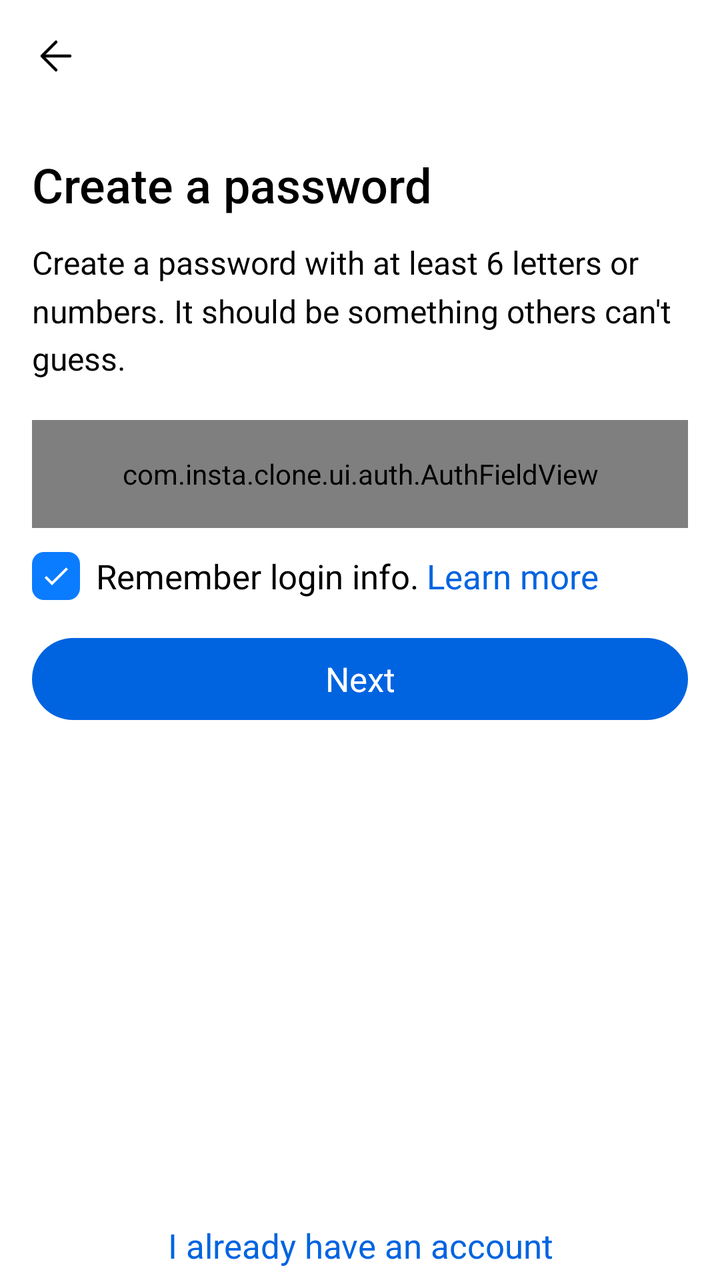
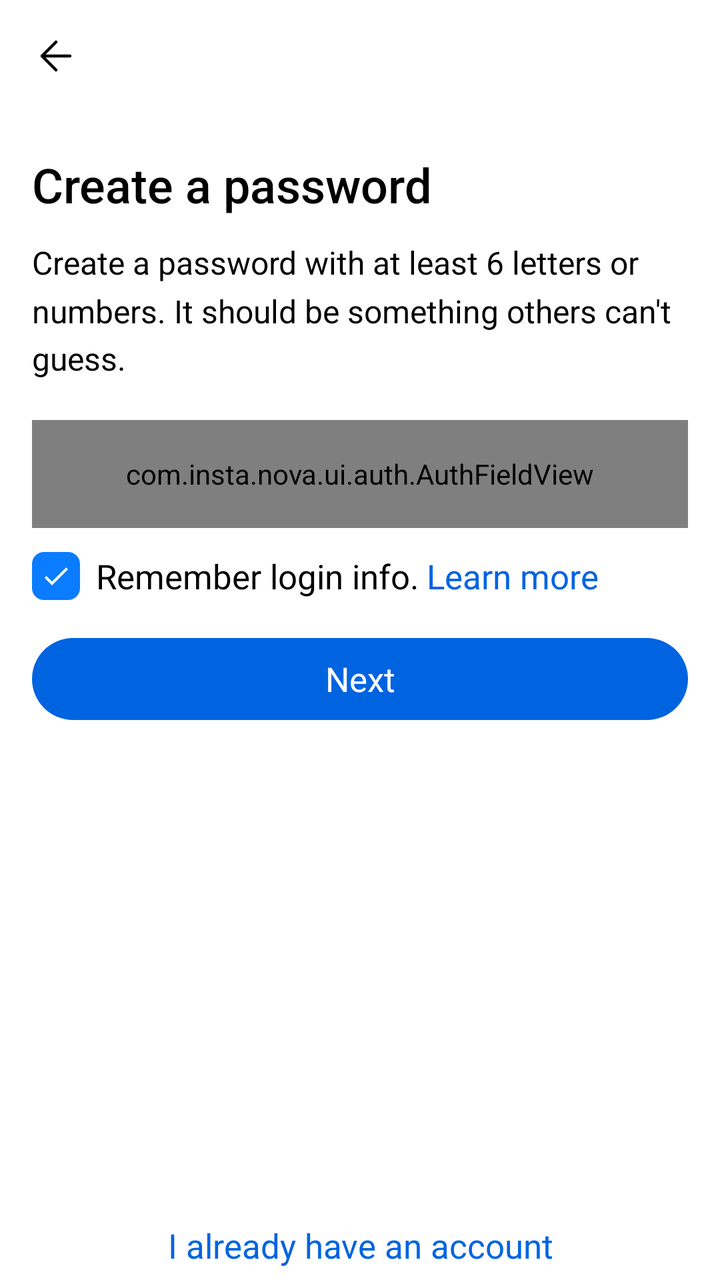

The first picture is an Android layout as it rendered before a commit; the second is the same layout after the commit. The layout source and the unified diff follow.
<!-- AndroidManifest.xml: application theme Theme.InstaClone -->
<!-- res/layout/fragment_wizard_password.xml -->
<?xml version="1.0" encoding="utf-8"?>
<LinearLayout xmlns:android="http://schemas.android.com/apk/res/android"
    android:layout_width="match_parent"
    android:layout_height="match_parent"
    android:background="@color/auth_bg"
    android:orientation="vertical">

    <include
        android:id="@+id/topbar"
        layout="@layout/view_wizard_topbar" />

    <ScrollView
        android:layout_width="match_parent"
        android:layout_height="0dp"
        android:layout_weight="1"
        android:fillViewport="true"
        android:overScrollMode="never">

        <LinearLayout
            android:layout_width="match_parent"
            android:layout_height="wrap_content"
            android:orientation="vertical"
            android:paddingStart="@dimen/auth_side_padding"
            android:paddingEnd="@dimen/auth_side_padding">

            <TextView
                android:id="@+id/tv_title"
                style="@style/TextAppearance.Insta.AuthTitle"
                android:layout_width="match_parent"
                android:layout_height="wrap_content"
                android:layout_marginTop="@dimen/auth_title_gap"
                android:text="@string/auth_password_title" />

            <TextView
                android:id="@+id/tv_subtitle"
                style="@style/TextAppearance.Insta.AuthSubtitle"
                android:layout_width="match_parent"
                android:layout_height="wrap_content"
                android:layout_marginTop="@dimen/auth_subtitle_gap"
                android:text="@string/auth_password_subtitle" />

            <com.insta.clone.ui.auth.AuthFieldView
                android:id="@+id/field_password"
                style="@style/Widget.Insta.AuthField"
                android:layout_marginTop="@dimen/auth_title_gap" />

            <TextView
                android:id="@+id/tv_error"
                style="@style/TextAppearance.Insta.AuthInlineError"
                android:layout_width="match_parent"
                android:layout_height="wrap_content"
                android:layout_marginTop="12dp"
                android:visibility="gone" />

            
            <LinearLayout
                android:layout_width="match_parent"
                android:layout_height="wrap_content"
                android:layout_marginTop="12dp"
                android:gravity="center_vertical"
                android:orientation="horizontal">

                <androidx.appcompat.widget.AppCompatCheckBox
                    android:id="@+id/cb_remember"
                    android:layout_width="@dimen/auth_checkbox_size"
                    android:layout_height="@dimen/auth_checkbox_size"
                    android:background="@drawable/bg_auth_checkbox"
                    android:button="@null"
                    android:checked="true"
                    android:contentDescription="@string/auth_remember_login" />

                <TextView
                    android:id="@+id/tv_remember_label"
                    style="@style/TextAppearance.Insta.AuthCheckbox"
                    android:layout_width="wrap_content"
                    android:layout_height="wrap_content"
                    android:layout_marginStart="@dimen/auth_checkbox_gap"
                    android:text="@string/auth_remember_login" />

                <TextView
                    android:id="@+id/tv_remember_learn_more"
                    style="@style/TextAppearance.Insta.AuthCheckbox"
                    android:layout_width="wrap_content"
                    android:layout_height="wrap_content"
                    android:layout_marginStart="4dp"
                    android:background="?attr/selectableItemBackground"
                    android:text="@string/auth_learn_more"
                    android:textColor="@color/auth_link" />
            </LinearLayout>

            <FrameLayout
                android:layout_width="match_parent"
                android:layout_height="@dimen/auth_button_height"
                android:layout_marginTop="@dimen/auth_button_gap">

                <androidx.appcompat.widget.AppCompatButton
                    android:id="@+id/btn_primary"
                    style="@style/Widget.Insta.AuthButton.Primary"
                    android:layout_width="match_parent"
                    android:layout_height="match_parent"
                    android:text="@string/auth_next" />

                <ProgressBar
                    android:id="@+id/progress_primary"
                    android:layout_width="@dimen/auth_button_spinner"
                    android:layout_height="@dimen/auth_button_spinner"
                    android:layout_gravity="center"
                    android:indeterminateTint="@color/auth_on_primary"
                    android:visibility="gone" />
            </FrameLayout>
        </LinearLayout>
    </ScrollView>

    <androidx.appcompat.widget.AppCompatButton
        android:id="@+id/btn_bottom_link"
        style="@style/Widget.Insta.AuthBottomLink"
        android:layout_gravity="center_horizontal"
        android:text="@string/auth_already_have_account" />
</LinearLayout>
<!-- res/layout/view_wizard_topbar.xml (included above) -->
<?xml version="1.0" encoding="utf-8"?>
<FrameLayout xmlns:android="http://schemas.android.com/apk/res/android"
    xmlns:app="http://schemas.android.com/apk/res-auto"
    android:layout_width="match_parent"
    android:layout_height="@dimen/auth_top_bar_height"
    android:paddingStart="@dimen/auth_side_padding"
    android:paddingEnd="@dimen/auth_side_padding">

    <ImageView
        android:id="@+id/btn_wizard_back"
        android:layout_width="@dimen/auth_back_icon"
        android:layout_height="@dimen/auth_back_icon"
        android:layout_gravity="start|center_vertical"
        android:background="?attr/selectableItemBackgroundBorderless"
        android:contentDescription="@string/auth_back"
        android:src="@drawable/ic_arrow_back"
        app:tint="@color/auth_text" />
</FrameLayout>
<!-- resources referenced by this layout -->
<resources>
  <color name="auth_bg">#FFFFFF</color>
  <color name="auth_link">#0064E0</color>
  <color name="auth_on_primary">#FFFFFF</color>
  <color name="auth_text">#000000</color>
  <dimen name="auth_back_icon">24dp</dimen>
  <dimen name="auth_button_gap">19dp</dimen>
  <dimen name="auth_button_height">41dp</dimen>
  <dimen name="auth_button_spinner">20dp</dimen>
  <dimen name="auth_checkbox_gap">8dp</dimen>
  <dimen name="auth_checkbox_size">24dp</dimen>
  <dimen name="auth_side_padding">16dp</dimen>
  <dimen name="auth_subtitle_gap">12dp</dimen>
  <dimen name="auth_title_gap">20dp</dimen>
  <dimen name="auth_top_bar_height">56dp</dimen>
  <string name="auth_already_have_account">I already have an account</string>
  <string name="auth_back">Back</string>
  <string name="auth_learn_more">Learn more</string>
  <string name="auth_next">Next</string>
  <string name="auth_password_subtitle">Create a password with at least 6 letters or numbers. It should be something others can\'t guess.</string>
  <string name="auth_password_title">Create a password</string>
  <string name="auth_remember_login">Remember login info.</string>
  <style name="TextAppearance.Insta.AuthCheckbox" parent="TextAppearance.AppCompat">
          <item name="android:fontFamily">sans-serif</item>
          <item name="android:textSize">17sp</item>
          <item name="android:textColor">@color/auth_text</item>
      </style>
  <style name="TextAppearance.Insta.AuthInlineError" parent="TextAppearance.AppCompat">
          <item name="android:fontFamily">sans-serif</item>
          <item name="android:textSize">@dimen/auth_code_error_size</item>
          <item name="android:textColor">@color/auth_error_text</item>
      </style>
  <style name="TextAppearance.Insta.AuthTitle" parent="TextAppearance.AppCompat">
          <item name="android:fontFamily">sans-serif-medium</item>
          <item name="android:textSize">@dimen/auth_title_size</item>
          <item name="android:textColor">@color/auth_text</item>
      </style>
  <color name="auth_checkbox">#0A7CFF</color>
  <dimen name="auth_checkbox_radius">6dp</dimen>
  <color name="auth_code_box_bg">#00000000</color>
  <dimen name="auth_field_stroke">1.5dp</dimen>
  <color name="auth_checkbox_border">#CED0D4</color>
  <color name="color_text_primary">#000000</color>
  <dimen name="auth_code_error_size">14sp</dimen>
  <color name="auth_error_text">#FF5A5F</color>
  <dimen name="auth_subtitle_size">16sp</dimen>
  <dimen name="auth_title_size">24sp</dimen>
  <style name="TextAppearance.Insta.AuthBottomLink" parent="TextAppearance.AppCompat">
          <item name="android:fontFamily">sans-serif-medium</item>
          <item name="android:textSize">@dimen/auth_bottom_link_text_size</item>
          <item name="android:textColor">@color/auth_link</item>
      </style>
  <style name="TextAppearance.Insta.AuthButton" parent="TextAppearance.AppCompat">
          <item name="android:fontFamily">sans-serif-medium</item>
          <item name="android:textAllCaps">false</item>
          <item name="android:textSize">@dimen/auth_button_text_size</item>
      </style>
  <dimen name="auth_field_height">54dp</dimen>
  <dimen name="auth_field_padding_horizontal">16dp</dimen>
  <color name="color_primary">#0095F6</color>
  <color name="white">#FFFFFF</color>
  <color name="color_background">#FFFFFF</color>
  <color name="color_text_secondary">#737373</color>
  <color name="color_surface_variant">#EFEFEF</color>
  <color name="color_divider">#DBDBDB</color>
  <color name="color_like">#FF3040</color>
  <color name="color_sheet">#FFFFFF</color>
  <dimen name="auth_bottom_link_text_size">17sp</dimen>
  <color name="auth_primary">#0064E0</color>
  <dimen name="auth_button_radius">100dp</dimen>
  <dimen name="auth_button_text_size">17sp</dimen>
  <dimen name="auth_field_radius">16dp</dimen>
  <dimen name="auth_field_stroke_focused">2dp</dimen>
  <color name="auth_field_border_focused">#000000</color>
  <color name="auth_field_border">#CED0D4</color>
  <!-- unchanged entries left out for length: 10 -->
</resources>

<!-- the commit's change to res/layout/fragment_wizard_password.xml (unified diff, before → after) -->
@@ -39,7 +39,7 @@
                 android:layout_marginTop="@dimen/auth_subtitle_gap"
                 android:text="@string/auth_password_subtitle" />
 
-            <com.insta.clone.ui.auth.AuthFieldView
+            <com.insta.nova.ui.auth.AuthFieldView
                 android:id="@+id/field_password"
                 style="@style/Widget.Insta.AuthField"
                 android:layout_marginTop="@dimen/auth_title_gap" />
